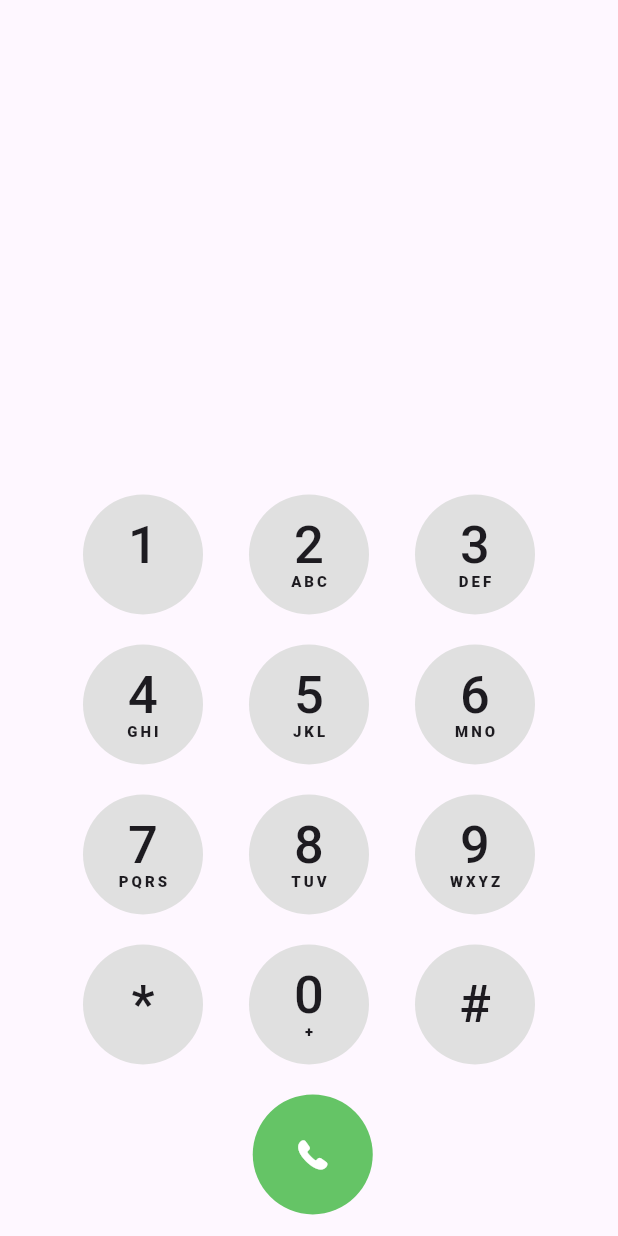
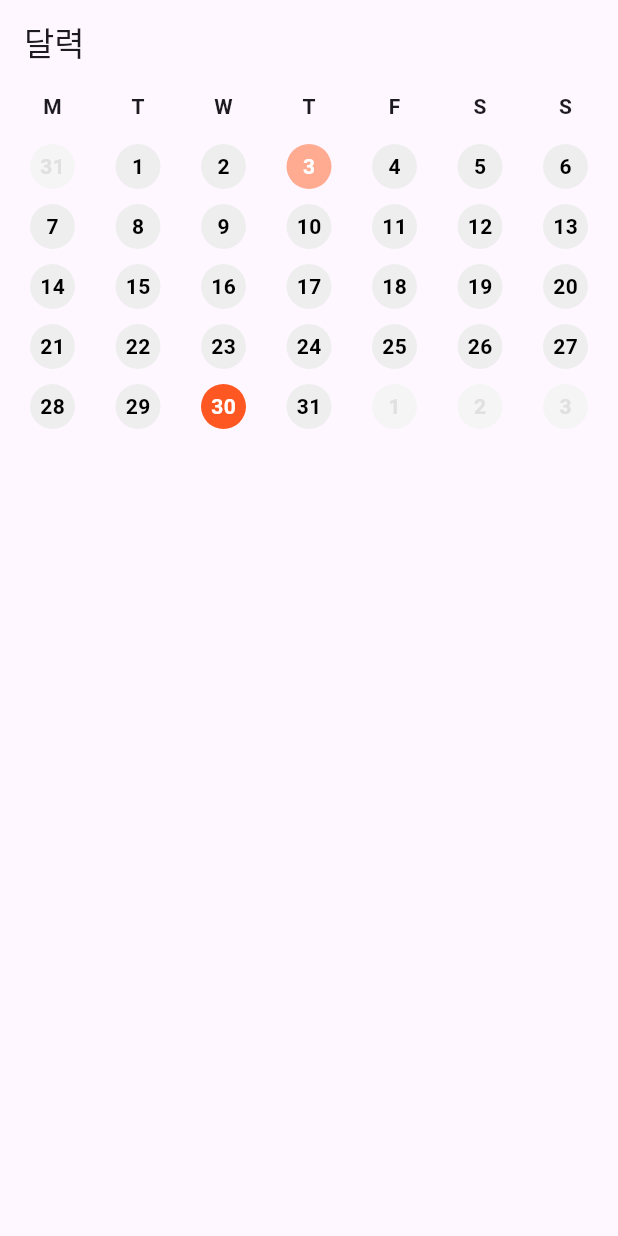
Before and after one commit to PolarisAnnie/flutter-morning-ui, a Flutter app: the screen it shows after launch, on a phone screen of 412 x 824 dp. Run offline on Flutter 3.47's test engine with Material 3 defaults, Android fonts, the phone set to English and light mode, and no system bars.

Commit message:
캘린더 앱 UI

```diff
--- a/lib/main.dart
+++ b/lib/main.dart
@@ -1,5 +1,5 @@
 import 'package:flutter/material.dart';
-import 'package:flutter_morning_ui/ui_0724.dart';
+import 'package:flutter_morning_ui/ui_0729.dart';
 
 void main() {
   runApp(const MyApp());
@@ -16,7 +16,7 @@ class MyApp extends StatelessWidget {
       theme: ThemeData(
         colorScheme: ColorScheme.fromSeed(seedColor: Colors.deepPurple),
       ),
-      home: Home0724(),
+      home: Home0729(),
     );
   }
 }
--- a/lib/ui_0724.dart
+++ b/lib/ui_0724.dart
@@ -9,6 +9,7 @@ class Home0724 extends StatelessWidget {
         padding: const EdgeInsets.symmetric(horizontal: 50),
         child: Column(
           children: [
+            // 기기 사이즈에 호환되게 높이 조정하는 방법
             SizedBox(height: MediaQuery.sizeOf(context).height * 0.4),
             Row(
               mainAxisAlignment: MainAxisAlignment.spaceEvenly,
--- /dev/null
+++ b/lib/ui_0729.dart
@@ -0,0 +1,140 @@
+import 'package:flutter/material.dart';
+
+class Home0729 extends StatelessWidget {
+  @override
+  Widget build(BuildContext context) {
+    return Scaffold(
+      appBar: AppBar(title: Text('달력')),
+      body: Padding(
+        padding: const EdgeInsets.symmetric(horizontal: 20),
+        child: Column(
+          children: [
+            weekLabel(),
+            SizedBox(height: 10),
+            startWeek(),
+            SizedBox(height: 10),
+            dayRow(7),
+            SizedBox(height: 10),
+            dayRow(14),
+            SizedBox(height: 10),
+            dayRow(21),
+            SizedBox(height: 10),
+            lastWeek(),
+          ],
+        ),
+      ),
+    );
+  }
+
+  Row dayRow(int startDate) {
+    return Row(
+      mainAxisAlignment: MainAxisAlignment.spaceBetween,
+      children: [
+        dayNum('${startDate}', true, false, false),
+        dayNum('${startDate + 1}', true, false, false),
+        dayNum('${startDate + 2}', true, false, false),
+        dayNum('${startDate + 3}', true, false, false),
+        dayNum('${startDate + 4}', true, false, false),
+        dayNum('${startDate + 5}', true, false, false),
+        dayNum('${startDate + 6}', true, false, false),
+      ],
+    );
+  }
+
+  Row startWeek() {
+    return Row(
+      mainAxisAlignment: MainAxisAlignment.spaceBetween,
+      children: [
+        dayNum('31', false, false, false),
+        dayNum('1', true, false, false),
+        dayNum('2', true, false, false),
+        dayNum('3', true, true, false),
+        dayNum('4', true, false, false),
+        dayNum('5', true, false, false),
+        dayNum('6', true, false, false),
+      ],
+    );
+  }
+
+  Row lastWeek() {
+    return Row(
+      mainAxisAlignment: MainAxisAlignment.spaceBetween,
+      children: [
+        dayNum('28', true, false, false),
+        dayNum('29', true, false, false),
+        dayNum('30', true, false, true),
+        dayNum('31', true, false, false),
+        dayNum('1', false, false, false),
+        dayNum('2', false, false, false),
+        dayNum('3', false, false, false),
+      ],
+    );
+  }
+
+  Container dayNum(String text, bool thisMonth, bool isToday, bool isSelected) {
+    return thisMonth == true
+        ? Container(
+            width: 30,
+            height: 30,
+            decoration: BoxDecoration(
+              color: isSelected
+                  ? Colors.deepOrange
+                  : isToday
+                  ? Colors.deepOrange[200]
+                  : Colors.grey[200],
+              shape: BoxShape.circle,
+            ),
+            child: Center(
+              child: Text(
+                text,
+                style: TextStyle(
+                  fontWeight: FontWeight.w600,
+                  color: (isSelected || isToday) ? Colors.white : Colors.black,
+                ),
+              ),
+            ),
+          )
+        : Container(
+            width: 30,
+            height: 30,
+            decoration: BoxDecoration(
+              color: Colors.grey[100],
+              shape: BoxShape.circle,
+            ),
+            child: Center(
+              child: Text(
+                text,
+                style: TextStyle(
+                  fontWeight: FontWeight.w600,
+                  color: Colors.grey[300],
+                ),
+              ),
+            ),
+          );
+  }
+
+  Row weekLabel() {
+    return Row(
+      mainAxisAlignment: MainAxisAlignment.spaceBetween,
+      children: [
+        weekName("M"),
+        weekName("T"),
+        weekName("W"),
+        weekName("T"),
+        weekName("F"),
+        weekName("S"),
+        weekName("S"),
+      ],
+    );
+  }
+
+  SizedBox weekName(String text) {
+    return SizedBox(
+      width: 30,
+      height: 30,
+      child: Center(
+        child: Text(text, style: TextStyle(fontWeight: FontWeight.w600)),
+      ),
+    );
+  }
+}
```
